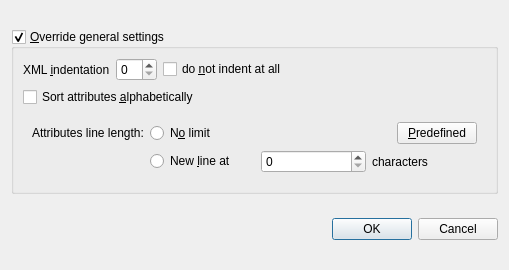
Before: the Qt Designer form src/modules/xml/xmlindentationdialog.ui in lbellonda/qxmledit, drawn with Qt 5.
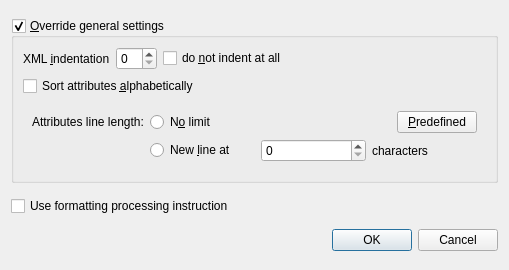
After: the same form once the commit is applied. Icons and pictures are not drawn.

Commit message: Commands for insert formatting processing instructions with tests.

```diff
--- a/src/modules/xml/xmlindentationdialog.ui
+++ b/src/modules/xml/xmlindentationdialog.ui
@@ -173,6 +173,13 @@
      </layout>
     </widget>
    </item>
+   <item>
+    <widget class="QCheckBox" name="cbFormattingInfo">
+     <property name="text">
+      <string>Use formatting processing instruction</string>
+     </property>
+    </widget>
+   </item>
    <item>
     <widget class="QDialogButtonBox" name="buttonBox">
      <property name="orientation">
```
The commit also changes 23 other files.
